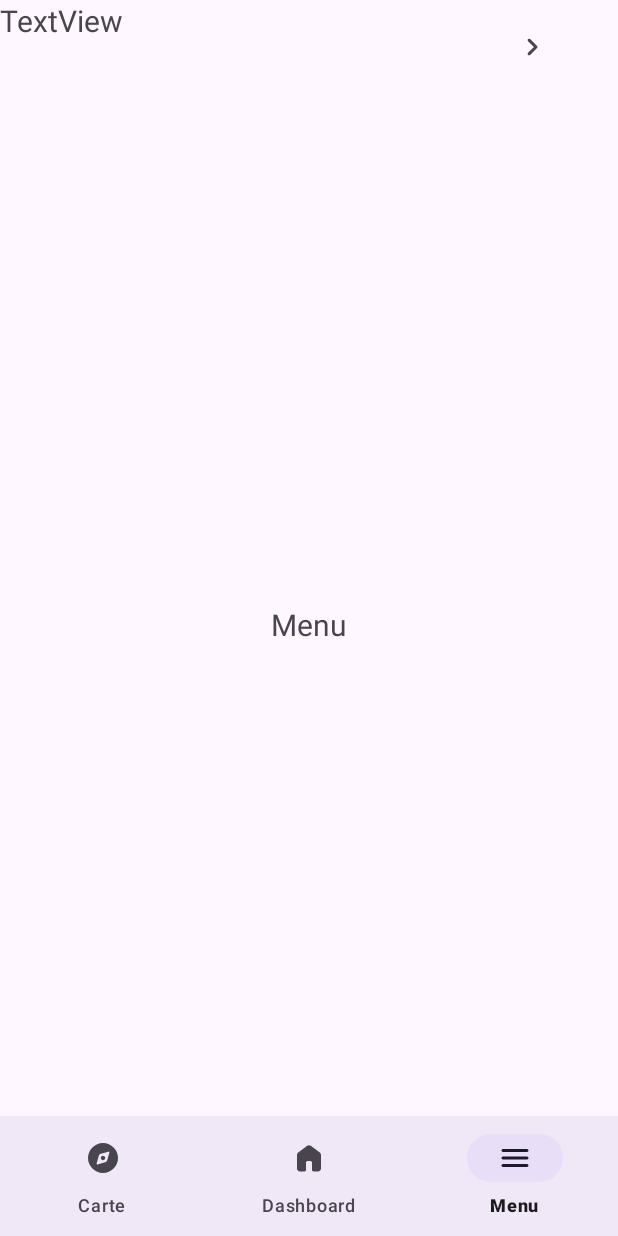
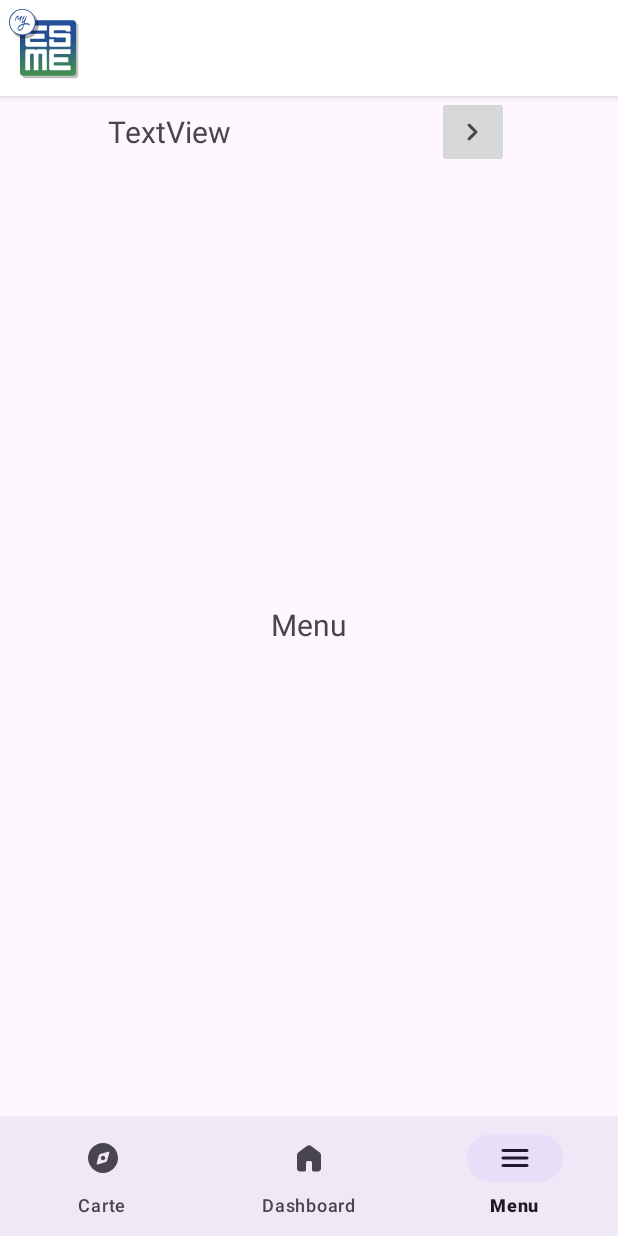
Before and after one commit to baptistedftn/myESME, an Android app built with Jetpack Compose: the screen it shows after launch (MainActivity), item 3 of the bottom bar chosen, on a phone screen of 412 x 824 dp. Run offline under Robolectric (Android 15) with nearby library versions, the phone set to English and light mode, and no system bars; our stand-ins replace navigation-ui.

Commit message:
Refactor app structure and implement new features
- Removed unused MenuViewModel class.
- Updated esme_loc.xml drawable with improved vector paths.
- Added floating header to fragment_dashboard, fragment_map, and fragment_menu layouts.
- Replaced commented-out TitleBar in fragment_map with an include for title_bar layout.
- Modified title_bar layout to use LinearLayout and updated logo ImageView.
- Changed package name references in mobile_navigation.xml from com.sudrimaker to fr.sudrimaker.
- Added Google Services plugin to build.gradle.kts.
- Updated gradlew.bat for better readability and maintenance.
- Added google-services.json for Firebase integration.
- Created MainActivity with BottomNavigationView and navigation setup.
- Implemented DashboardFragment and its ViewModel for displaying dashboard data.
- Developed MapFragment with OSM integration and location features.
- Created MenuFragment and its ViewModel for menu functionality.
- Added MapViewModel as a placeholder for future map-related logic.

```diff
--- a/app/build.gradle.kts
+++ b/app/build.gradle.kts
@@ -1,14 +1,15 @@
 plugins {
+    id("com.google.gms.google-services")
     alias(libs.plugins.android.application)
     alias(libs.plugins.kotlin.android)
 }
 
 android {
-    namespace = "com.sudrimaker.myesme"
+    namespace = "fr.sudrimaker.myesme"
     compileSdk = 35
 
     defaultConfig {
-        applicationId = "com.sudrimaker.myesme"
+        applicationId = "fr.sudrimaker.myesme"
         minSdk = 24
         targetSdk = 35
         versionCode = 1
@@ -39,7 +40,6 @@ android {
 }
 
 dependencies {
-
     implementation(libs.androidx.core.ktx)
     implementation(libs.androidx.appcompat)
     implementation(libs.material)
@@ -53,4 +53,5 @@ dependencies {
     androidTestImplementation(libs.androidx.junit)
     androidTestImplementation(libs.androidx.espresso.core)
     implementation(libs.osmdroid.android)
+    implementation(platform("com.google.firebase:firebase-bom:33.12.0"))
 }
--- a/app/src/main/java/com/sudrimaker/myesme/MainActivity.kt
+++ b/app/src/main/java/fr/sudrimaker/myesme/MainActivity.kt
@@ -1,4 +1,4 @@
-package com.sudrimaker.myesme
+package fr.sudrimaker.myesme
 
 import android.os.Bundle
 import com.google.android.material.bottomnavigation.BottomNavigationView
@@ -7,7 +7,7 @@ import androidx.navigation.findNavController
 import androidx.navigation.ui.AppBarConfiguration
 import androidx.navigation.ui.setupActionBarWithNavController
 import androidx.navigation.ui.setupWithNavController
-import com.sudrimaker.myesme.databinding.ActivityMainBinding
+import fr.sudrimaker.myesme.databinding.ActivityMainBinding
 
 class MainActivity : AppCompatActivity() {
 
--- a/app/src/main/java/com/sudrimaker/myesme/ui/dashboard/DashboardFragment.kt
+++ b/app/src/main/java/fr/sudrimaker/myesme/ui/dashboard/DashboardFragment.kt
@@ -1,4 +1,4 @@
-package com.sudrimaker.myesme.ui.dashboard
+package fr.sudrimaker.myesme.ui.dashboard
 
 import android.os.Bundle
 import android.view.LayoutInflater
@@ -7,7 +7,7 @@ import android.view.ViewGroup
 import android.widget.TextView
 import androidx.fragment.app.Fragment
 import androidx.lifecycle.ViewModelProvider
-import com.sudrimaker.myesme.databinding.FragmentDashboardBinding
+import fr.sudrimaker.myesme.databinding.FragmentDashboardBinding
 
 class DashboardFragment : Fragment() {
 
--- a/app/src/main/java/com/sudrimaker/myesme/ui/dashboard/DashboardViewModel.kt
+++ b/app/src/main/java/fr/sudrimaker/myesme/ui/dashboard/DashboardViewModel.kt
@@ -1,4 +1,4 @@
-package com.sudrimaker.myesme.ui.dashboard
+package fr.sudrimaker.myesme.ui.dashboard
 
 import androidx.lifecycle.LiveData
 import androidx.lifecycle.MutableLiveData
--- a/app/src/main/java/com/sudrimaker/myesme/ui/map/MapViewModel.kt
+++ b/app/src/main/java/fr/sudrimaker/myesme/ui/map/MapViewModel.kt
@@ -1,4 +1,4 @@
-package com.sudrimaker.myesme.ui.map
+package fr.sudrimaker.myesme.ui.map
 
 import androidx.lifecycle.LiveData
 import androidx.lifecycle.MutableLiveData
--- a/app/src/main/java/com/sudrimaker/myesme/ui/menu/MenuFragment.kt
+++ b/app/src/main/java/fr/sudrimaker/myesme/ui/menu/MenuFragment.kt
@@ -1,4 +1,4 @@
-package com.sudrimaker.myesme.ui.menu
+package fr.sudrimaker.myesme.ui.menu
 
 import android.os.Bundle
 import android.view.LayoutInflater
@@ -7,7 +7,7 @@ import android.view.ViewGroup
 import android.widget.TextView
 import androidx.fragment.app.Fragment
 import androidx.lifecycle.ViewModelProvider
-import com.sudrimaker.myesme.databinding.FragmentMenuBinding
+import fr.sudrimaker.myesme.databinding.FragmentMenuBinding
 
 class MenuFragment : Fragment() {
 
--- a/app/src/main/java/com/sudrimaker/myesme/ui/menu/MenuViewModel.kt
+++ b/app/src/main/java/fr/sudrimaker/myesme/ui/menu/MenuViewModel.kt
@@ -1,4 +1,4 @@
-package com.sudrimaker.myesme.ui.menu
+package fr.sudrimaker.myesme.ui.menu
 
 import androidx.lifecycle.LiveData
 import androidx.lifecycle.MutableLiveData
--- a/app/src/main/res/layout/fragment_dashboard.xml
+++ b/app/src/main/res/layout/fragment_dashboard.xml
@@ -5,6 +5,11 @@
     android:layout_width="match_parent"
     android:layout_height="match_parent"
     tools:context=".ui.dashboard.DashboardFragment">
+    <include
+        android:id="@+id/floatingHeader"
+        layout="@layout/title_bar"
+        app:layout_constraintTop_toTopOf="parent"
+        app:layout_constraintStart_toStartOf="parent" />
 
     <TextView
         android:id="@+id/text_dashboard"
@@ -17,7 +22,8 @@
         app:layout_constraintBottom_toBottomOf="parent"
         app:layout_constraintEnd_toEndOf="parent"
         app:layout_constraintStart_toStartOf="parent"
-        app:layout_constraintTop_toBottomOf="@+id/imageView" />
+        app:layout_constraintTop_toBottomOf="@+id/imageView"
+        tools:text="TextView" />
 
     <ImageView
         android:id="@+id/imageView"
--- a/app/src/main/res/layout/fragment_map.xml
+++ b/app/src/main/res/layout/fragment_map.xml
@@ -5,14 +5,11 @@
     android:layout_width="match_parent"
     android:layout_height="match_parent"
     tools:context=".ui.map.MapFragment">
-
-<!--    <com.sudrimaker.myesme.ui.TitleBar-->
-<!--        android:id="@+id/TitleBar"-->
-<!--        android:layout_width="0dp"-->
-<!--        android:layout_height="?attr/actionBarSize"-->
-<!--        app:layout_constraintEnd_toEndOf="parent"-->
-<!--        app:layout_constraintStart_toStartOf="parent"-->
-<!--        app:layout_constraintTop_toBottomOf="@+id/mapView" />-->
+    <include
+        android:id="@+id/floatingHeader"
+        layout="@layout/title_bar"
+        app:layout_constraintTop_toTopOf="parent"
+        app:layout_constraintStart_toStartOf="parent" />
 
     <org.osmdroid.views.MapView
         android:id="@+id/mapView"
--- a/app/src/main/res/layout/fragment_menu.xml
+++ b/app/src/main/res/layout/fragment_menu.xml
@@ -5,6 +5,13 @@
     android:layout_width="match_parent"
     android:layout_height="match_parent"
     tools:context=".ui.menu.MenuFragment">
+
+    <include
+        android:id="@+id/floatingHeader"
+        layout="@layout/title_bar"
+        app:layout_constraintEnd_toEndOf="parent"
+        app:layout_constraintStart_toStartOf="parent"
+        app:layout_constraintTop_toTopOf="parent" />
 
     <TextView
         android:id="@+id/text_menu"
@@ -18,36 +25,47 @@
         app:layout_constraintBottom_toBottomOf="parent"
         app:layout_constraintEnd_toEndOf="parent"
         app:layout_constraintStart_toStartOf="parent"
-        app:layout_constraintTop_toTopOf="parent" />
+        app:layout_constraintTop_toTopOf="parent"
+        tools:text="TextView" />
 
-    <LinearLayout
+    <TableLayout
         android:layout_width="match_parent"
         android:layout_height="match_parent"
-        android:orientation="horizontal">
+        android:layout_marginTop="64dp"
+        app:layout_constraintEnd_toEndOf="parent"
+        app:layout_constraintStart_toStartOf="parent"
+        app:layout_constraintTop_toTopOf="parent">
 
-        <androidx.constraintlayout.widget.ConstraintLayout
-            android:id="@+id/cardView"
+        <TableRow
             android:layout_width="match_parent"
-            android:layout_height="match_parent">
+            android:layout_height="match_parent"
+            android:gravity="center|center_horizontal">
 
-            <TextView
-                android:id="@+id/textView"
-                android:layout_width="124dp"
-                android:layout_height="29dp"
-                android:text="TextView"
-                android:textAlignment="textStart"
-                android:textSize="20sp"
-                tools:layout_editor_absoluteX="16dp"
-                tools:layout_editor_absoluteY="16dp" />
+            <LinearLayout
+                android:layout_width="match_parent"
+                android:layout_height="match_parent"
+                android:gravity="center|fill_horizontal"
+                android:orientation="horizontal">
 
-            <ImageButton
-                android:id="@+id/imageButton"
-                android:layout_width="113dp"
-                android:layout_height="62dp"
-                android:background="#00FFFFFF"
-                android:src="@drawable/chevron_right_24px"
-                app:layout_constraintEnd_toEndOf="parent"
-                app:layout_constraintTop_toTopOf="parent" />
-        </androidx.constraintlayout.widget.ConstraintLayout>
-    </LinearLayout>
+                <TextView
+                    android:id="@+id/textView"
+                    android:layout_width="219dp"
+                    android:layout_height="wrap_content"
+                    android:text="TextView"
+                    android:textAlignment="textStart"
+                    android:textSize="20sp" />
+
+                <ImageButton
+                    android:id="@+id/imageButton2"
+                    android:layout_width="48dp"
+                    android:layout_height="48dp"
+                    android:layout_weight="1"
+                    android:scaleType="centerInside"
+                    android:src="@drawable/chevron_right_24px" />
+            </LinearLayout>
+
+        </TableRow>
+
+    </TableLayout>
+
 </androidx.constraintlayout.widget.ConstraintLayout>
--- a/app/src/main/res/layout/title_bar.xml
+++ b/app/src/main/res/layout/title_bar.xml
@@ -1,11 +1,18 @@
-<FrameLayout xmlns:android="http://schemas.android.com/apk/res/android"
-    xmlns:app="http://schemas.android.com/apk/res-auto"
+<LinearLayout xmlns:android="http://schemas.android.com/apk/res/android"
     android:layout_width="match_parent"
-    android:layout_height="?attr/actionBarSize">
+    android:layout_height="64dp"
+    android:layout_margin="0dp"
+    android:background="@color/white"
+    android:elevation="4dp"
+    android:gravity="center_vertical"
+    android:orientation="horizontal"
+    android:padding="0dp">
 
     <ImageView
-        android:id="@+id/imageView2"
-        android:layout_width="149dp"
-        android:layout_height="match_parent"
-        app:srcCompat="@drawable/logo" />
-</FrameLayout>
+        android:id="@+id/logo"
+        android:layout_width="64dp"
+        android:layout_height="64dp"
+        android:contentDescription="Logo"
+        android:src="@drawable/logo" />
+
+</LinearLayout>
--- a/app/src/main/res/navigation/mobile_navigation.xml
+++ b/app/src/main/res/navigation/mobile_navigation.xml
@@ -7,19 +7,19 @@
 
     <fragment
         android:id="@+id/navigation_map"
-        android:name="com.sudrimaker.myesme.ui.map.MapFragment"
+        android:name="fr.sudrimaker.myesme.ui.map.MapFragment"
         android:label="@string/title_map"
         tools:layout="@layout/fragment_map" />
 
     <fragment
         android:id="@+id/navigation_dashboard"
-        android:name="com.sudrimaker.myesme.ui.dashboard.DashboardFragment"
+        android:name="fr.sudrimaker.myesme.ui.dashboard.DashboardFragment"
         android:label="@string/title_dashboard"
         tools:layout="@layout/fragment_dashboard" />
 
     <fragment
         android:id="@+id/navigation_menu"
-        android:name="com.sudrimaker.myesme.ui.menu.MenuFragment"
+        android:name="fr.sudrimaker.myesme.ui.menu.MenuFragment"
         android:label="@string/title_menu"
         tools:layout="@layout/fragment_menu" />
 </navigation>
--- a/build.gradle.kts
+++ b/build.gradle.kts
@@ -2,4 +2,5 @@
 plugins {
     alias(libs.plugins.android.application) apply false
     alias(libs.plugins.kotlin.android) apply false
+    id("com.google.gms.google-services") version "4.4.2" apply false
 }
```
Also changed, not shown: app/src/main/java/fr/sudrimaker/myesme/ui/map/MapFragment.kt (renamed from app/src/main/java/com/sudrimaker/myesme/ui/map/MapFragment.kt, +4 -3 lines), app/src/main/res/drawable/esme_loc.xml (line endings or trailing spaces), 2 other files.
